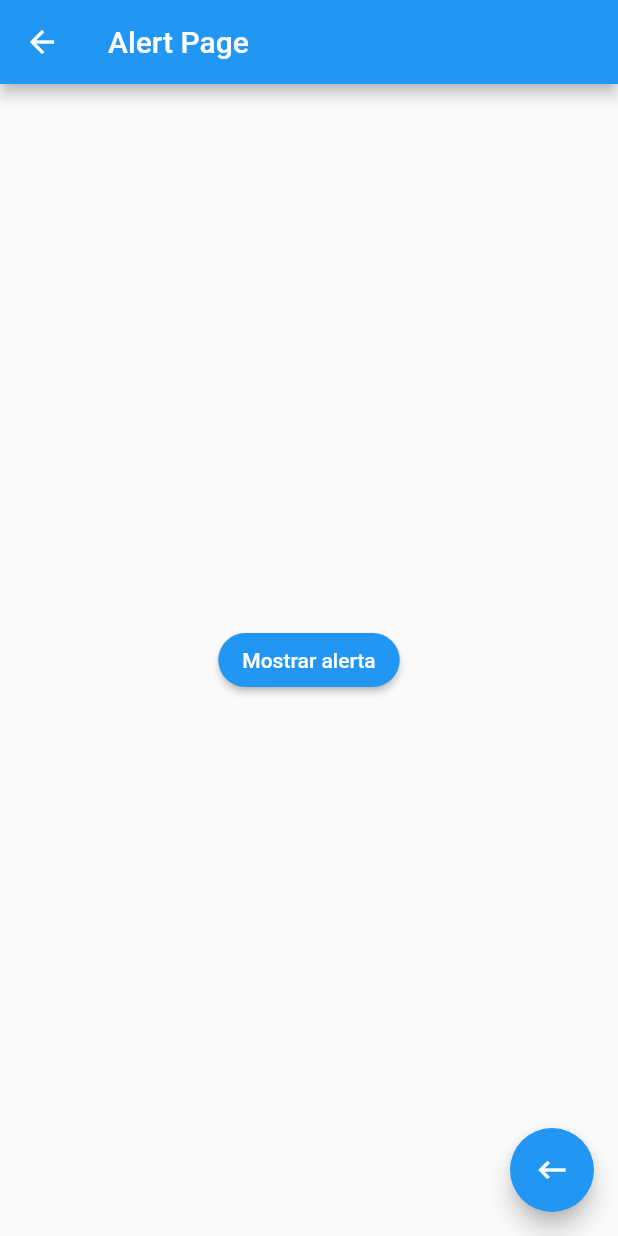
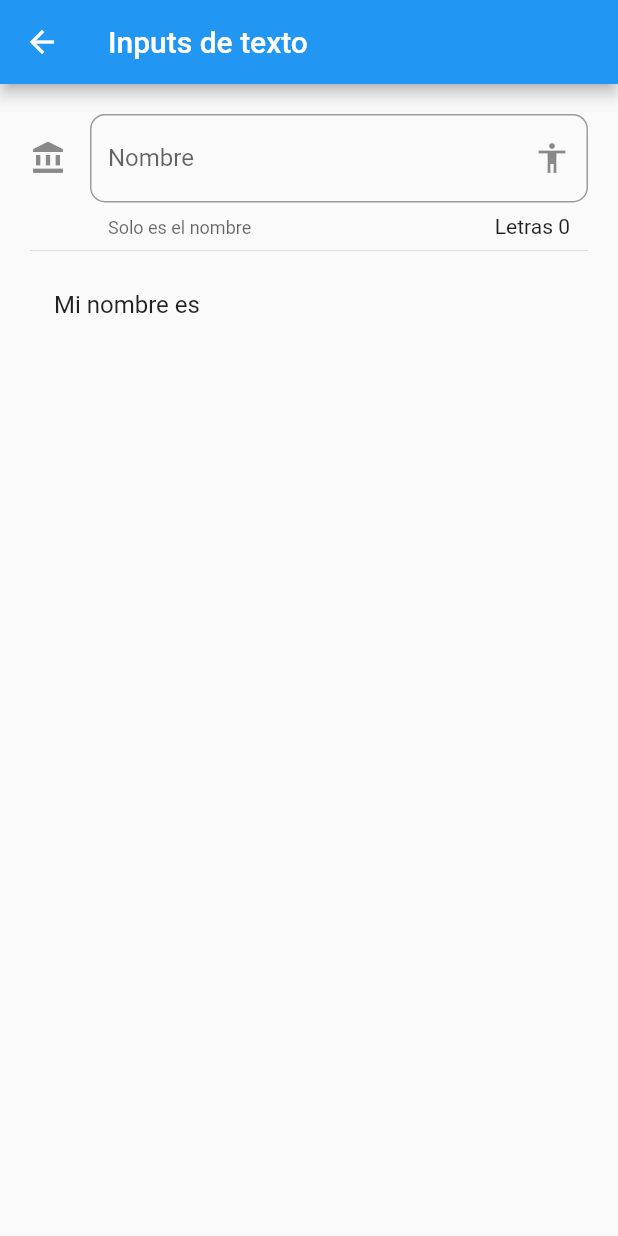
Before and after one commit to sergardli/Components, a Flutter app: the screen it shows after launch, after a tap on "Inputs", on a phone screen of 412 x 824 dp. Run offline on Flutter 3.47's test engine with Material 2 defaults, Android fonts, the phone set to English and light mode, and no system bars; network calls fail.

Commit message:
Starting Inputs Page

```diff
--- /dev/null
+++ b/lib/src/pages/inputs_page.dart
@@ -0,0 +1,72 @@
+import 'package:flutter/material.dart';
+
+
+class InputPage extends StatefulWidget {
+  @override
+  _InputPageState createState() => _InputPageState();
+}
+
+class _InputPageState extends State<InputPage> {
+
+  String _name = "";
+
+
+  @override
+  Widget build(BuildContext context) {
+    return Scaffold(
+      appBar: AppBar(
+        title: Text("Inputs de texto"),
+      ),
+
+      body: ListView(
+        padding: EdgeInsets.symmetric(horizontal: 20.0, vertical: 20.0),
+        children: <Widget>[
+          _createInputs(),
+          Divider(),
+          _createPerson(),
+        ],
+      ),
+    );
+  }
+
+  _createInputs() {
+
+    return TextField(
+      // autofocus: true,
+      textCapitalization: TextCapitalization.sentences,
+      decoration: InputDecoration(
+        counter: Text("Letras ${_name.length}"),
+        hintText: "Nombre de la persona",
+        labelText: "Nombre",
+        helperText: "Solo es el nombre",
+        suffixIcon: Icon( Icons.accessibility ),
+        icon: Icon( Icons.account_balance ),
+
+
+        border: OutlineInputBorder(
+          borderRadius: BorderRadius.circular( 10.0 ),
+        ),
+      ),
+
+      onChanged: (value) {
+        setState(() {
+          _name = value;
+        });
+
+      }
+
+
+
+
+    );
+
+}
+
+
+  Widget _createPerson() {
+
+    return ListTile(
+      title: Text("Mi nombre es $_name"),
+    );
+  }
+}
--- a/lib/src/routes/routes.dart
+++ b/lib/src/routes/routes.dart
@@ -4,6 +4,7 @@ import 'package:components/src/pages/alert_page.dart';
 import 'package:components/src/pages/avatar_page.dart';
 import 'package:components/src/pages/home_page.dart';
 import 'package:components/src/pages/card_page.dart';
+import 'package:components/src/pages/inputs_page.dart';
 
 
 Map<String, WidgetBuilder> getAppRoutes() {
@@ -13,5 +14,6 @@ Map<String, WidgetBuilder> getAppRoutes() {
     'alert'   : (BuildContext context) => AlertPage(),
     'avatar'  : (BuildContext context) => AvatarPage(),
     'card'    : (BuildContext context) => CardPage(),
+    'inputs'  : (BuildContext context) => InputPage(),
   };
 }
```
